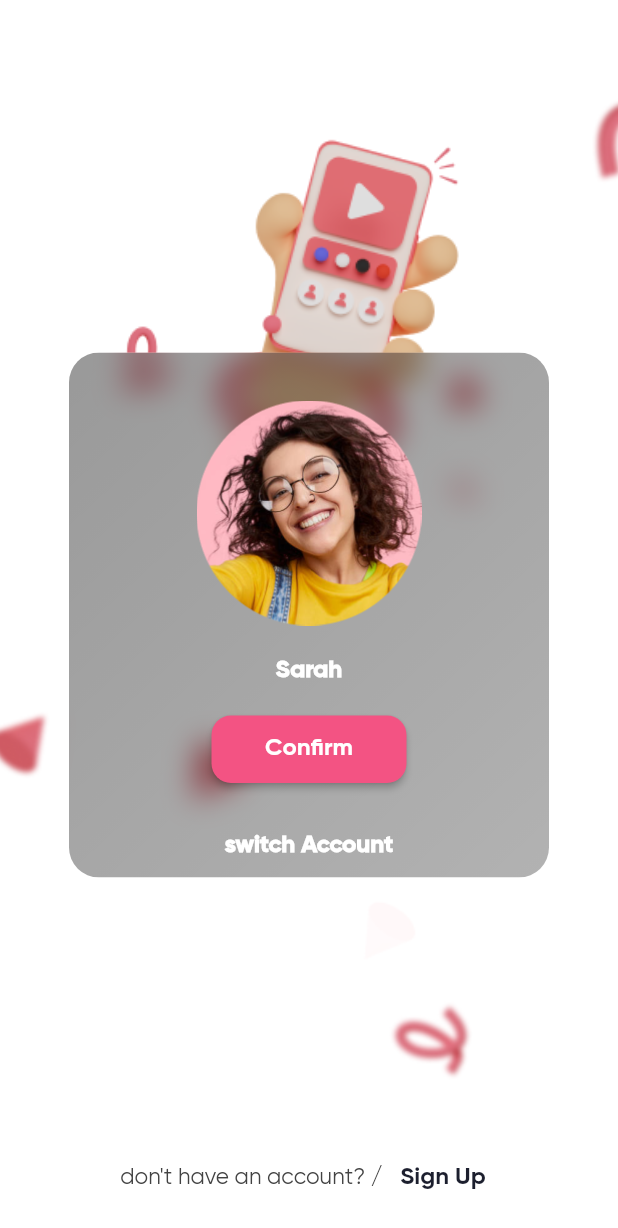
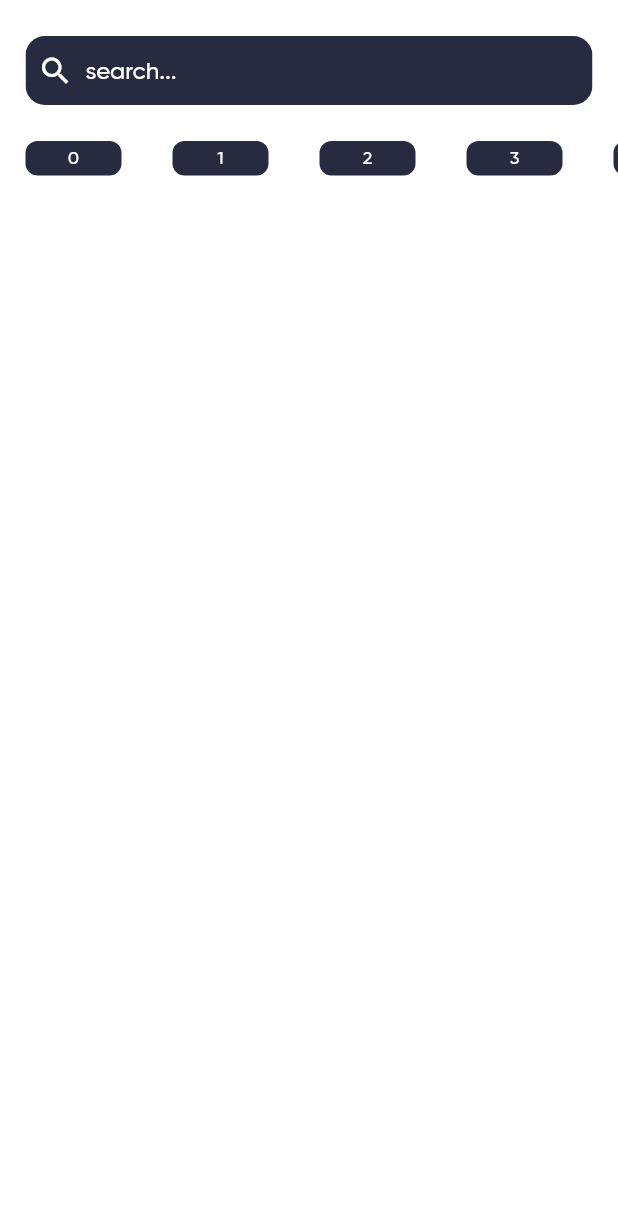
Before and after one commit to ghasemizade/instagram_clone, a Flutter app: the screen it shows after launch, on a phone screen of 412 x 824 dp. Shown: the top 1228 px of the screen. Run offline on Flutter 3.47's test engine with Material 2 defaults, Android fonts, the phone set to English and light mode, and no system bars.

Commit message:
create explore screen & make search bar

```diff
--- a/instagram/lib/main.dart
+++ b/instagram/lib/main.dart
@@ -1,7 +1,7 @@
 import 'package:flutter/material.dart';
+import 'package:instagram/screens/Explore.dart';
 import 'package:instagram/screens/home_screen.dart';
 import 'package:instagram/screens/login_page.dart';
-import 'package:instagram/screens/switch_acount.dart';
 
 void main() {
   runApp(Application());
@@ -34,7 +34,7 @@ class Application extends StatelessWidget {
         ),
       ),
       debugShowCheckedModeBanner: false,
-      home: switchAccountScreen(),
+      home: ExploreScreen(),
     );
   }
 }
--- /dev/null
+++ b/instagram/lib/screens/Explore.dart
@@ -0,0 +1,125 @@
+import 'dart:ui';
+
+import 'package:flutter/material.dart';
+
+class ExploreScreen extends StatelessWidget {
+  const ExploreScreen({Key? key}) : super(key: key);
+
+  @override
+  Widget build(BuildContext context) {
+    return Scaffold(
+      backgroundColor: Colors.white,
+      body: SafeArea(
+        child: Column(
+          children: [
+            Padding(
+              padding: EdgeInsets.symmetric(
+                horizontal: 17,
+                vertical: 24,
+              ),
+              child: ClipRRect(
+                child: BackdropFilter(
+                  filter: ImageFilter.blur(
+                    sigmaX: 30.0,
+                    sigmaY: 30.0,
+                  ),
+                  child: Container(
+                    height: 46,
+                    width: 394,
+                    decoration: BoxDecoration(
+                      gradient: LinearGradient(
+                        begin: Alignment.topCenter,
+                        end: Alignment.bottomCenter,
+                        colors: [
+                          Color.fromRGBO(39, 43, 64, 1),
+                          Color.fromRGBO(39, 43, 64, 1),
+                        ],
+                      ),
+                      borderRadius: BorderRadius.all(
+                        Radius.circular(13.0),
+                      ),
+                      //color: Color(0xff1C1F2E),
+                    ),
+                    child: Row(
+                      children: [
+                        Padding(
+                          padding: EdgeInsets.all(8.0),
+                          child: Icon(
+                            Icons.search,
+                            color: Colors.white,
+                          ),
+                        ),
+                        Expanded(
+                          child: TextField(
+                            decoration: InputDecoration(
+                              hintText: 'search...',
+                              hintStyle: TextStyle(
+                                color: Colors.white,
+                              ),
+                              enabledBorder: InputBorder.none,
+                              focusedBorder: InputBorder.none,
+                            ),
+                          ),
+                        ),
+                      ],
+                    ),
+                  ),
+                ),
+              ),
+            ),
+            // SizedBox(
+            //   height: 10.0,
+            // ),
+            _getCategoryTag(),
+          ],
+        ),
+      ),
+    );
+  }
+
+  Widget _getCategoryTag() {
+    return Container(
+      height: 23,
+      child: ListView.builder(
+        scrollDirection: Axis.horizontal,
+        itemCount: 10,
+        itemBuilder: ((context, index) {
+          return Padding(
+            padding: EdgeInsets.symmetric(horizontal: 17.0),
+            child: Container(
+              height: 25.0,
+              width: 64.0,
+              decoration: BoxDecoration(
+                borderRadius: BorderRadius.circular(8.0),
+                gradient: LinearGradient(
+                  begin: Alignment.topCenter,
+                  end: Alignment.bottomCenter,
+                  colors: [
+                    Color.fromRGBO(39, 43, 64, 1),
+                    Color.fromRGBO(39, 43, 64, 1),
+                  ],
+                ),
+              ),
+              child: Center(
+                child: Padding(
+                  padding: EdgeInsets.symmetric(
+                    horizontal: 10,
+                    vertical: 3,
+                  ),
+                  child: Text(
+                    '$index',
+                    style: TextStyle(
+                      color: Colors.white,
+                      fontSize: 12.0,
+                      fontFamily: 'GM',
+                    ),
+                  ),
+                ),
+              ),
+            ),
+          );
+        }),
+      ),
+    );
+  }
+}
```
